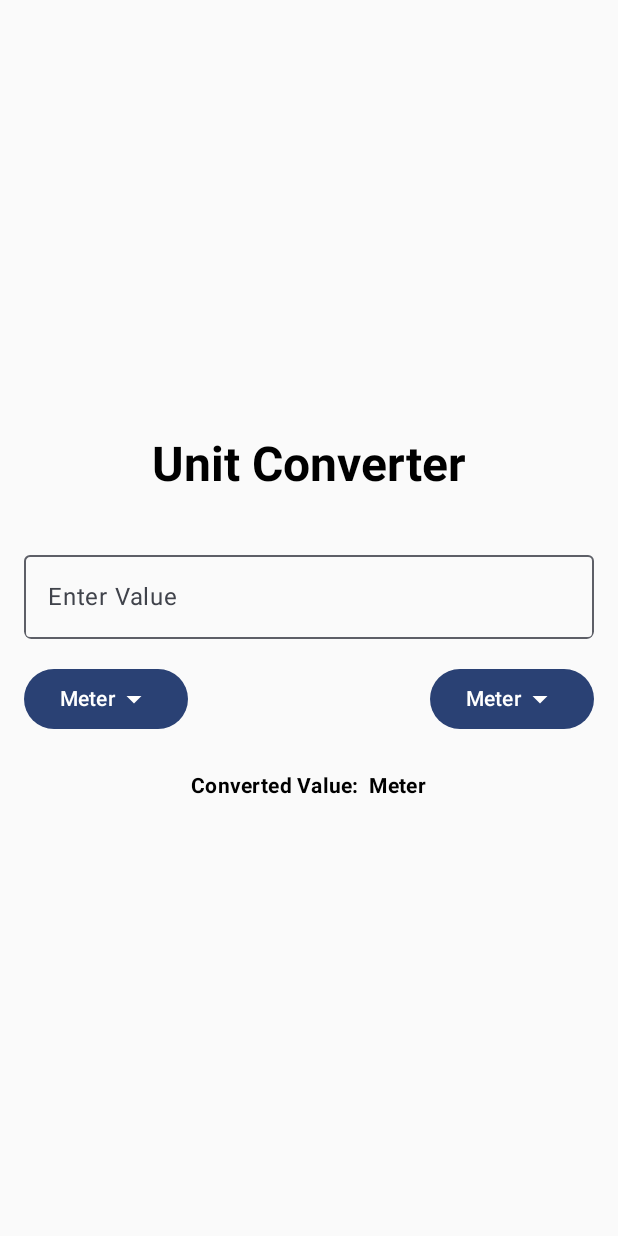
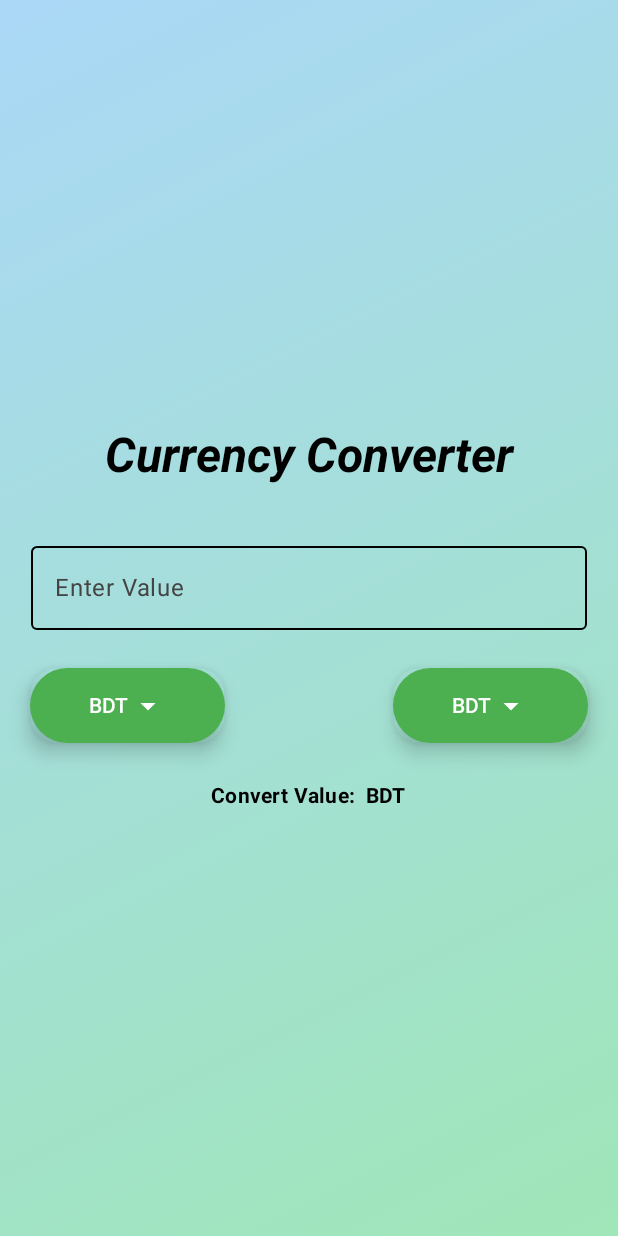
Before and after one commit to as-morat/Unit-Converter, an Android app built with Jetpack Compose: the screen it shows after launch (MainActivity), on a phone screen of 412 x 824 dp. Run offline under Robolectric (Android 15) with nearby library versions, the light colour scheme and no system bars.

Commit message:
New File Added

```diff
--- /dev/null
+++ b/app/src/main/java/com/example/unit/Converter.kt
@@ -0,0 +1,192 @@
+package com.example.unit
+
+import androidx.compose.foundation.background
+import androidx.compose.foundation.layout.*
+import androidx.compose.foundation.layout.Arrangement
+import androidx.compose.foundation.shape.RoundedCornerShape
+import androidx.compose.material.icons.Icons
+import androidx.compose.material.icons.filled.ArrowDropDown
+import androidx.compose.material3.*
+import androidx.compose.runtime.*
+import androidx.compose.ui.Alignment
+import androidx.compose.ui.Modifier
+import androidx.compose.ui.draw.clip
+import androidx.compose.ui.draw.rotate
+import androidx.compose.ui.draw.shadow
+import androidx.compose.ui.graphics.Brush
+import androidx.compose.ui.graphics.Color
+import androidx.compose.ui.res.colorResource
+import androidx.compose.ui.text.font.FontStyle
+import androidx.compose.ui.text.font.FontWeight
+import androidx.compose.ui.tooling.preview.Preview
+import androidx.compose.ui.unit.dp
+
+
+@Composable
+fun Converter() {
+    var Ivalue by remember { mutableStateOf("") }
+    var Ovalue by remember { mutableStateOf("") }
+
+    var Iunit by remember { mutableStateOf("BDT") }
+    var Ounit by remember { mutableStateOf("BDT") }
+
+    var iExpanded by remember { mutableStateOf(false) }
+    var oExpanded by remember { mutableStateOf(false) }
+
+    var iValueFactor by remember { mutableStateOf(1.0) }
+    var oValueFactor by remember { mutableStateOf(1.0) }
+
+    fun Calculate(){
+        val In = Ivalue.toDoubleOrNull() ?: 0.0
+        val results = (In * oValueFactor) / iValueFactor
+        Ovalue = String.format(" %.2f ", results)
+    }
+
+    Box (
+        modifier = Modifier.fillMaxSize()
+            .background(
+              brush = Brush.linearGradient(
+                  colors = listOf(
+                      colorResource( R.color.blue_sky),
+                      colorResource(R.color.green_forest_soft)
+                  )
+                )
+            )
+    ){
+        Column(
+            horizontalAlignment = Alignment.CenterHorizontally,
+            verticalArrangement = Arrangement.Center,
+            modifier = Modifier.fillMaxSize()
+        ) {
+            Text(
+                "Currency Converter",
+                style = MaterialTheme.typography.headlineLarge,
+                fontWeight = FontWeight.Bold,
+                fontStyle = FontStyle.Italic
+            )
+            Spacer(modifier = Modifier.height(32.dp))
+
+            OutlinedTextField(
+                value = Ivalue,
+                onValueChange = {
+                    Ivalue = it
+                    Calculate()
+                },
+                label = { Text("Enter Value") },
+                singleLine = true,
+                colors = OutlinedTextFieldDefaults.colors(
+                    focusedTextColor = Color.Black,
+                    unfocusedTextColor = Color.Black,
+                    focusedContainerColor = Color.Transparent,
+                    unfocusedContainerColor = Color.Transparent,
+                    focusedBorderColor = Color.Black,
+                    unfocusedBorderColor = Color.Black,
+                    focusedLabelColor = Color.DarkGray,
+                    unfocusedLabelColor = Color.DarkGray,
+                    cursorColor = Color.Black
+                ),
+                modifier = Modifier.fillMaxWidth(.9f)
+            )
+            Spacer(modifier = Modifier.height(5.dp))
+
+            Row(
+                modifier = Modifier
+                    .fillMaxWidth()
+                    .padding(20.dp),
+                horizontalArrangement = Arrangement.SpaceBetween
+            ) {
+                DropButton(
+                    Iunit,
+                    iExpanded,
+                    { iExpanded = it },
+                    { unit, factor ->
+                        Iunit = unit
+                        iValueFactor = factor
+                        Calculate()
+                    }
+                )
+                DropButton(
+                    Ounit,
+                    oExpanded,
+                    { oExpanded = it },
+                    { unit, factor ->
+                        Ounit = unit
+                        oValueFactor = factor
+                        Calculate()
+                    }
+                )
+            }
+            Spacer(modifier = Modifier.height(5.dp))
+
+            Text(
+                "Convert Value: $Ovalue $Ounit",
+                style = MaterialTheme.typography.bodyMedium,
+                fontWeight = FontWeight.Bold
+            )
+        }
+    }
+}
+
+@Composable
+@Preview(showBackground = true)
+fun Screen(modifier: Modifier = Modifier) {
+    Converter()
+}
+
+@Composable
+fun DropButton(
+    label : String,
+    expanded : Boolean,
+    onExpandChanges : (Boolean) -> Unit,
+    onSelectOpt : (String, Double) -> Unit
+) {
+    Box{
+        Button(
+            onClick = { onExpandChanges(!expanded) },
+            modifier = Modifier
+                .width(130.dp)
+                .height(50.dp)
+                .shadow(8.dp, RoundedCornerShape(18.dp))
+                .clip(RoundedCornerShape(10.dp)),
+            colors = ButtonDefaults.buttonColors(
+                containerColor = Color(0xFF4CAF50),
+                contentColor = Color.White
+            )
+        )  {
+
+            Text(label)
+            Icon(
+                imageVector = Icons.Default.ArrowDropDown,
+                contentDescription = "ArDrDo icon",
+                modifier = Modifier.rotate(
+                    if (expanded) 180f else 0f
+                )
+            )
+        }
+
+        DropdownMenu(
+            expanded,
+            {onExpandChanges(false)}
+        )
+        {
+
+            listOf(
+                "USD" to 0.0091,
+                "EUR" to 0.0084,
+                "INR" to 0.76,
+                "BDT" to 1.0,
+                "JPY" to 1.44,
+                "SAR" to 0.034
+            ).forEach {
+                (unit, factor) ->
+                DropdownMenuItem(
+                    {Text(unit)},
+                    {
+                        onSelectOpt(unit, factor)
+                        onExpandChanges(false)
+                    }
+                )
+            }
+        }
+    }
+}
--- a/app/src/main/java/com/example/unit/MainActivity.kt
+++ b/app/src/main/java/com/example/unit/MainActivity.kt
@@ -19,7 +19,8 @@ class MainActivity : ComponentActivity() {
         enableEdgeToEdge()
         setContent {
             UnitTheme {
-                PreviewUnitConverter()
+//                PreviewUnitConverter()
+                Screen()
             }
         }
     }
--- a/app/src/main/java/com/example/unit/UnitConverter.kt
+++ b/app/src/main/java/com/example/unit/UnitConverter.kt
@@ -15,8 +15,6 @@ import androidx.compose.ui.graphics.Color
 import androidx.compose.ui.text.font.FontWeight
 import androidx.compose.ui.tooling.preview.Preview
 import androidx.compose.ui.unit.dp
-import kotlin.math.roundToInt
-
 @Composable
 fun UnitConverter(modifier: Modifier = Modifier) {
 
--- a/app/src/main/res/values/colors.xml
+++ b/app/src/main/res/values/colors.xml
@@ -1,10 +1,6 @@
 <?xml version="1.0" encoding="utf-8"?>
 <resources>
-    <color name="purple_200">#FFBB86FC</color>
-    <color name="purple_500">#FF6200EE</color>
-    <color name="purple_700">#FF3700B3</color>
-    <color name="teal_200">#FF03DAC5</color>
-    <color name="teal_700">#FF018786</color>
-    <color name="black">#FF000000</color>
-    <color name="white">#FFFFFFFF</color>
+    <color name="blue_sky">#FFAAD8F7</color>
+    <color name="green_forest_soft">#FF9FE6B8</color>
+
 </resources>
```
